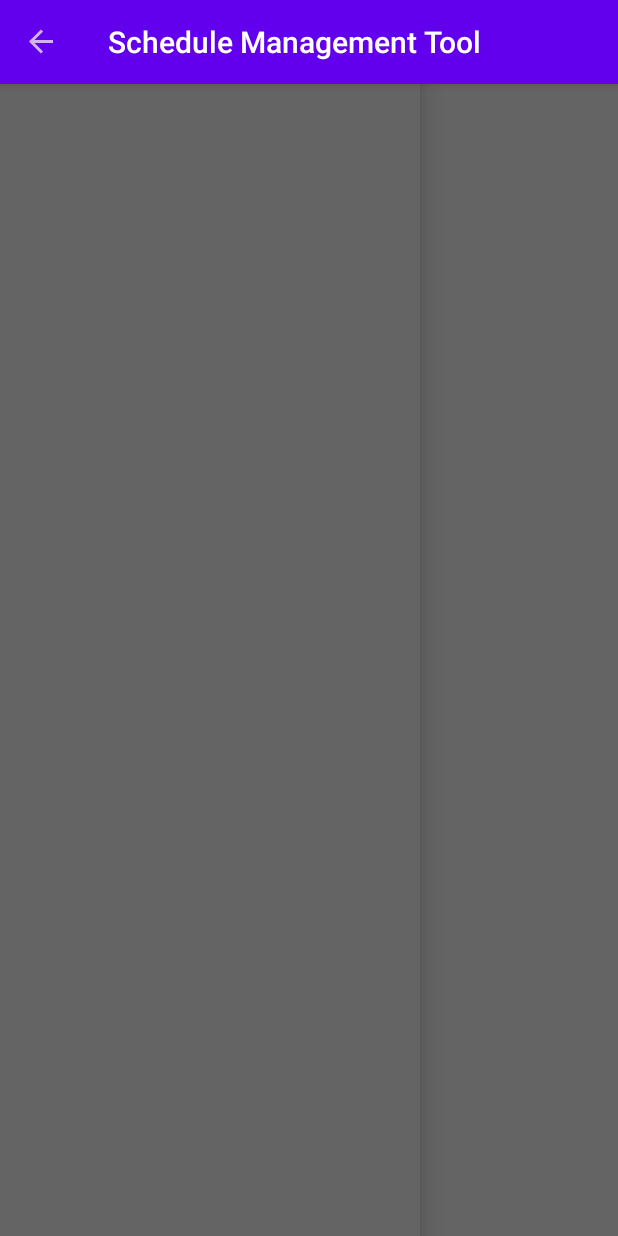
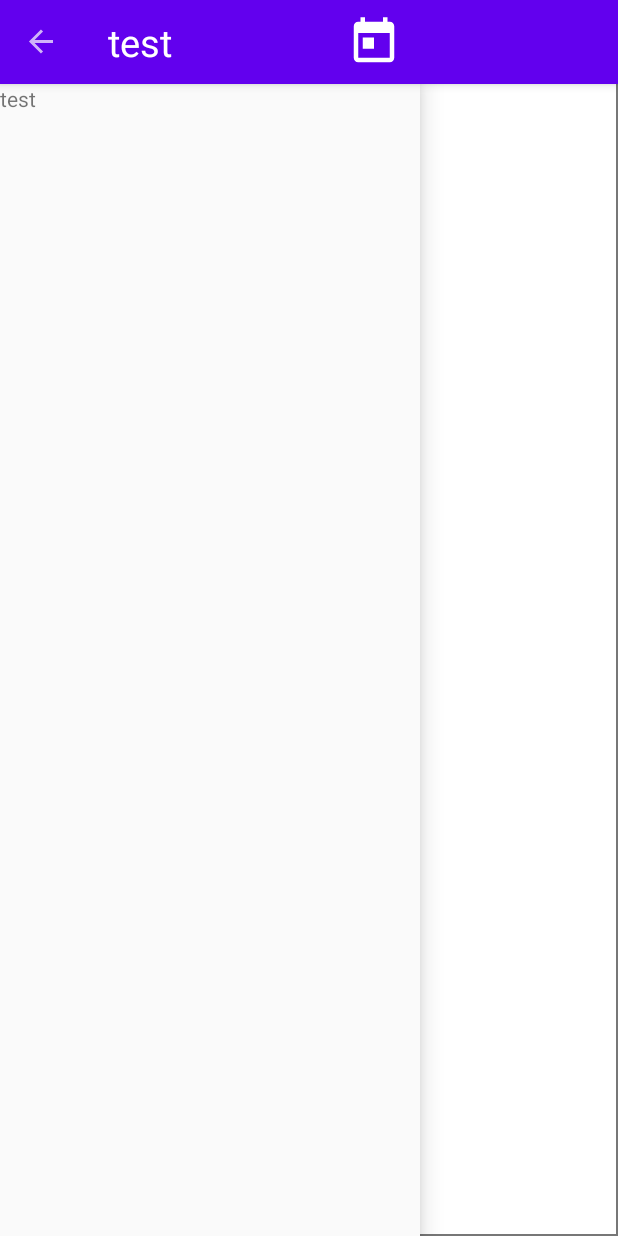
Before and after one commit to S-Mono/schedule_app, an Android app: the screen it shows after launch (MainActivity), with the side drawer open, on a phone screen of 412 x 824 dp. Run offline under Robolectric (Android 15) with nearby library versions, the phone set to English and light mode, and no system bars.

Commit message:
ドロワーメニューの修正(Activity_main.xml) イメージボタンの追加(Activity_main.xml) アイコンイメージの追加

```diff
--- a/app/src/main/java/com/sna/wings/android/scheduleapp/MainActivity.java
+++ b/app/src/main/java/com/sna/wings/android/scheduleapp/MainActivity.java
@@ -21,6 +21,8 @@ public class MainActivity extends AppCompatActivity {
 
         Toolbar myToolBar = (Toolbar) findViewById(R.id.sToolBar);
         setSupportActionBar(myToolBar);
+        getSupportActionBar().setDisplayShowTitleEnabled(false);
+
 
         DrawerLayout drawerLayout = (DrawerLayout)findViewById(R.id.drawer_layout);
         ActionBarDrawerToggle actionBarDrawerToggle = new ActionBarDrawerToggle(this, drawerLayout, myToolBar, R.string.navigation_drawer_open, R.string.navigation_drawer_close);
--- /dev/null
+++ b/app/src/main/res/drawable/ic_baseline_today_24.xml
@@ -0,0 +1,5 @@
+<vector android:height="24dp" android:tint="#FFFFFF"
+    android:viewportHeight="24" android:viewportWidth="24"
+    android:width="24dp" xmlns:android="http://schemas.android.com/apk/res/android">
+    <path android:fillColor="@android:color/white" android:pathData="M19,3h-1L18,1h-2v2L8,3L8,1L6,1v2L5,3c-1.11,0 -1.99,0.9 -1.99,2L3,19c0,1.1 0.89,2 2,2h14c1.1,0 2,-0.9 2,-2L21,5c0,-1.1 -0.9,-2 -2,-2zM19,19L5,19L5,8h14v11zM7,10h5v5L7,15z"/>
+</vector>
--- /dev/null
+++ b/app/src/main/res/drawable/ic_baseline_today_36.xml
@@ -0,0 +1,5 @@
+<vector android:height="36dp" android:tint="#FFFFFF"
+    android:viewportHeight="24" android:viewportWidth="24"
+    android:width="36dp" xmlns:android="http://schemas.android.com/apk/res/android">
+    <path android:fillColor="@android:color/white" android:pathData="M19,3h-1L18,1h-2v2L8,3L8,1L6,1v2L5,3c-1.11,0 -1.99,0.9 -1.99,2L3,19c0,1.1 0.89,2 2,2h14c1.1,0 2,-0.9 2,-2L21,5c0,-1.1 -0.9,-2 -2,-2zM19,19L5,19L5,8h14v11zM7,10h5v5L7,15z"/>
+</vector>
--- a/app/src/main/res/layout/activity_main.xml
+++ b/app/src/main/res/layout/activity_main.xml
@@ -4,8 +4,60 @@
     xmlns:tools="http://schemas.android.com/tools"
     android:layout_width="match_parent"
     android:layout_height="match_parent"
+    android:background="@color/gray"
     android:fitsSystemWindows="true"
     tools:context=".MainActivity">
+
+    <androidx.appcompat.widget.Toolbar
+        android:id="@+id/sToolBar"
+        android:layout_width="match_parent"
+        android:layout_height="?attr/actionBarSize"
+        android:background="@color/design_default_color_primary"
+        android:elevation="4dp"
+        android:fitsSystemWindows="true"
+        android:theme="@style/ThemeOverlay.AppCompat.Dark"
+        app:layout_constraintTop_toTopOf="parent"
+        app:popupTheme="@style/ThemeOverlay.AppCompat.Light">
+
+        <TextView
+            android:id="@+id/monthTittle"
+            android:layout_width="125dp"
+            android:layout_height="wrap_content"
+            android:text="test"
+            android:textSize="25sp"
+            android:textColor="@color/white" />
+
+        <ImageButton
+            android:layout_width="wrap_content"
+            android:layout_height="wrap_content"
+            android:background="@drawable/ic_baseline_today_36"
+            android:layout_marginLeft="50dp"
+            android:layout_marginVertical="5dp"
+            />
+
+    </androidx.appcompat.widget.Toolbar>
+
+    <GridView
+        android:id="@+id/calenderDateGrid"
+        android:layout_width="match_parent"
+        android:layout_height="match_parent"
+        android:layout_marginLeft="1dp"
+        android:layout_marginHorizontal="1dp"
+        android:layout_marginVertical="1dp"
+        android:background="@color/white"
+        android:numColumns="7"
+        app:layout_constraintTop_toBottomOf="@+id/sToolBar"/>
+
+    <GridView
+        android:id="@+id/calenderGrid"
+        android:layout_width="match_parent"
+        android:layout_height="match_parent"
+        android:layout_marginLeft="1dp"
+        android:layout_marginHorizontal="1dp"
+        android:layout_marginVertical="1dp"
+        android:background="@color/white"
+        android:numColumns="7"
+        app:layout_constraintTop_toBottomOf="@+id/calenderDateGrid"/>
 
     <androidx.drawerlayout.widget.DrawerLayout
         android:id="@+id/drawer_layout"
@@ -18,44 +70,16 @@
             android:layout_width="wrap_content"
             android:layout_height="match_parent"
             android:layout_gravity="start"
-            android:fitsSystemWindows="true"/>
+            android:fitsSystemWindows="true"
+            android:layout_marginTop="?attr/actionBarSize">
+
+            <TextView
+                android:layout_width="match_parent"
+                android:layout_height="match_parent"
+                android:text="test"/>
+
+        </com.google.android.material.navigation.NavigationView>
 
     </androidx.drawerlayout.widget.DrawerLayout>
 
-    <androidx.appcompat.widget.Toolbar
-        android:id="@+id/sToolBar"
-        android:layout_width="match_parent"
-        android:layout_height="?attr/actionBarSize"
-        android:background="@color/design_default_color_primary"
-        android:elevation="4dp"
-        android:fitsSystemWindows="true"
-        android:theme="@style/ThemeOverlay.AppCompat.Dark"
-        app:layout_constraintTop_toTopOf="parent"
-        app:popupTheme="@style/ThemeOverlay.AppCompat.Light">
-
-    </androidx.appcompat.widget.Toolbar>
-
-    <LinearLayout
-        android:layout_width="match_parent"
-        android:layout_height="match_parent"
-        android:fitsSystemWindows="true"
-        android:background="@color/material_on_background_emphasis_medium"
-        app:layout_constraintTop_toBottomOf="@+id/sToolBar">
-
-        <GridView
-            android:id="@+id/calenderGridView"
-            android:layout_width="match_parent"
-            android:layout_height="wrap_content"
-            android:layout_weight="15"
-            android:horizontalSpacing="1dp"
-            android:layout_marginLeft="1dp"
-            android:verticalSpacing="1dp"
-            android:numColumns="7"
-            android:stretchMode="columnWidth">
-
-        </GridView>
-
-    </LinearLayout>
-
-
 </androidx.constraintlayout.widget.ConstraintLayout>
--- a/app/src/main/res/values/colors.xml
+++ b/app/src/main/res/values/colors.xml
@@ -7,4 +7,7 @@
     <color name="teal_700">#FF018786</color>
     <color name="black">#FF000000</color>
     <color name="white">#FFFFFFFF</color>
+    <color name="gray">#777</color>
+    <color name="red">#F00</color>
+    <color name="blue">#00F</color>
 </resources>
```
